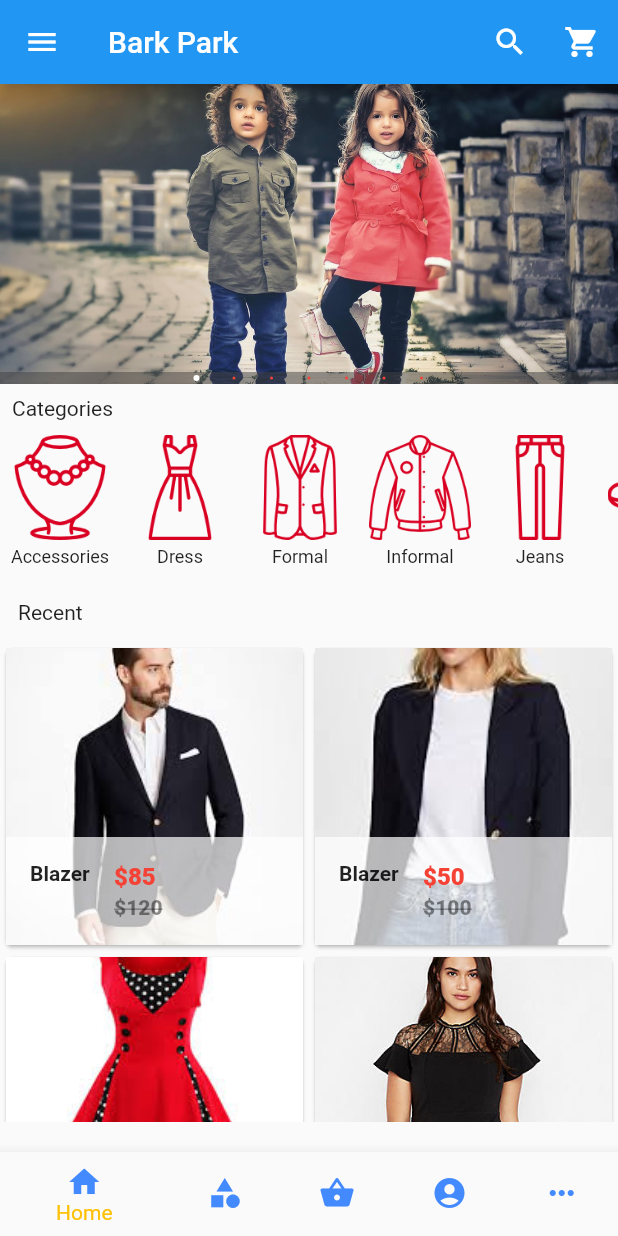
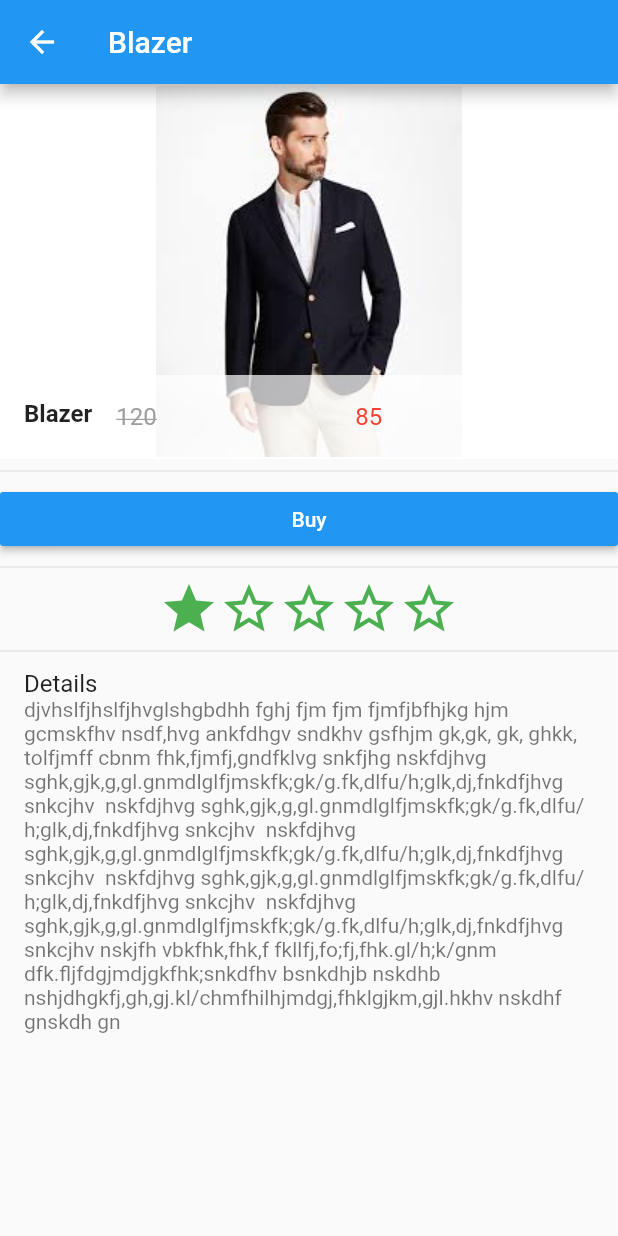
Before and after one commit to AhmedSalemgitHub/park_bark, a Flutter app: the screen it shows after launch, after a tap on "Blazer", on a phone screen of 412 x 824 dp. Run offline on Flutter 3.47's test engine with Material 2 defaults, Android fonts, the light colour scheme and no system bars; drawn by our look-alikes of carousel_pro, smooth_star_rating.

Commit message:
finish the demo details page

```diff
--- a/lib/custom_widgets/Products.dart
+++ b/lib/custom_widgets/Products.dart
@@ -1,4 +1,5 @@
 import 'package:flutter/material.dart';
+import 'package:park_bark/pages/ProductDetails.dart';
 
 class Products extends StatefulWidget {
   @override
@@ -85,22 +86,30 @@ class SingleProduct extends StatelessWidget {
   Widget build(BuildContext context) {
     return Card(
       child: Hero(
-        tag: productName,
+        tag: productPicture,
         child: Material(
           child: InkWell(
-            onTap: (){},
+            onTap: () => Navigator.of(context).push(MaterialPageRoute(
+                builder: (context) => ProductDetails(
+                  productDetailName: productName,
+                  productDetailPicture: productPicture,
+                  productDetailPrice: productPrice,
+                  productDetailOldPrice: productOldPrice,
+                ))),
             child: GridTile(
               footer: Container(
-                color: Colors.white70,
-                child: ListTile(
-                  leading: Text(productName,style:TextStyle(fontWeight: FontWeight.bold),),
-                  title: Text("\$$productPrice",style: TextStyle(color: Colors.red,fontWeight: FontWeight.w800),),
-                  subtitle: Text("\$$productOldPrice",style: TextStyle(color: Colors.black45,fontWeight: FontWeight.w800,decoration:
-                  TextDecoration.lineThrough
-                  ),),
-                ),
+                color: Colors.white,
+                child: Row(
+                  children: <Widget>[
+                    Expanded(child: Text(productName,style: TextStyle(fontWeight: FontWeight.bold,fontSize: 16.0),),),
+                    Text("\$${productPrice}",style: TextStyle(color: Colors.red,fontWeight: FontWeight.bold,fontSize: 16.0),)
+                  ],
+                )
               ),
-              child: Image.asset(productPicture,fit: BoxFit.cover,),
+              child: Image.asset(
+                productPicture,
+                fit: BoxFit.cover,
+              ),
             ),
           ),
         ),
--- a/lib/main.dart
+++ b/lib/main.dart
@@ -29,7 +29,6 @@ class LandingPage extends StatefulWidget {
 
 class _LandingPageState extends State<LandingPage> {
   int _selectedIndex = 0;
-
   void _onItemTapped(int index){
     setState(() {
       _selectedIndex = index;
@@ -39,101 +38,12 @@ class _LandingPageState extends State<LandingPage> {
   @override
   Widget build(BuildContext context) {
     List<Widget> _pages = <Widget>[HomePage(),Categories(),MyCart(),MyAccount(),More()];
-
     return Scaffold(
       appBar: AppBar(
         title: Text('Bark Park'),
-        actions: <Widget>[
-          IconButton(
-            icon: Icon(Icons.search),
-            onPressed: () {},
-          ),
-          IconButton(
-            icon: Icon(
-              Icons.shopping_cart,
-              color: Colors.white,
-            ),
-            onPressed: () {},
-          ),
-        ],
-      ),
-      drawer: Drawer(
-        child: ListView(
-          children: <Widget>[
-            UserAccountsDrawerHeader(
-              accountName: Text('Ahmed Hassan Salem'),
-              accountEmail: Text('Ahmedsalem.developer@gmail.com'),
-              currentAccountPicture: GestureDetector(
-                child: CircleAvatar(
-                  backgroundColor: Colors.grey,
-                  child: Icon(
-                    Icons.person,
-                    color: Colors.white,
-                  ),
-                ),
-              ),
-              decoration: BoxDecoration(color: Colors.red),
-            ),
-            ListTile(
-              leading: Icon(
-                Icons.home,
-                color: Colors.red,
-              ),
-              title: Text('Home Page'),
-              onTap: () {},
-            ),
-            ListTile(
-              leading: Icon(
-                Icons.person,
-                color: Colors.red,
-              ),
-              title: Text('My Account'),
-              onTap: () {},
-            ),
-            ListTile(
-              leading: Icon(
-                Icons.shopping_cart,
-                color: Colors.red,
-              ),
-              title: Text('My Orders'),
-              onTap: () {},
-            ),
-            ListTile(
-              leading: Icon(
-                Icons.category,
-                color: Colors.red,
-              ),
-              title: Text('Categories'),
-              onTap: () {},
-            ),
-            ListTile(
-              leading: Icon(
-                Icons.favorite,
-                color: Colors.red,
-              ),
-              title: Text('Favorites'),
-              onTap: () {},
-            ),
-            Divider(),
-            ListTile(
-              leading: Icon(Icons.settings),
-              title: Text('Settings'),
-              onTap: () {},
-            ),
-            ListTile(
-              leading: Icon(
-                Icons.help,
-                color: Colors.blue,
-              ),
-              title: Text('About'),
-              onTap: () {},
-            ),
-          ],
-        ),
       ),
       body: _pages.elementAt(_selectedIndex),
       bottomNavigationBar: BottomNavigationBar(
-
         items: <BottomNavigationBarItem>[
           BottomNavigationBarItem(icon: Icon(Icons.home,color: Colors.blueAccent,),title: Text('Home',style: TextStyle(color: Colors.black),)),
           BottomNavigationBarItem(icon: Icon(Icons.category,color: Colors.blueAccent,),title: Text('Category',style: TextStyle(color: Colors.black),)),
--- a/lib/pages/HomePage.dart
+++ b/lib/pages/HomePage.dart
@@ -26,9 +26,10 @@ class _HomePageState extends State<HomePage> {
       autoplay: false,
       animationCurve: Curves.fastOutSlowIn,
       animationDuration: Duration(milliseconds: 1000),
-      dotSize: 2.0,
+      dotSize: 4.0,
       indicatorBgPadding: 2.0,
-      dotColor: Colors.red,
+      dotColor: Colors.blue,
+      dotBgColor: Colors.transparent,
     ),
   );
   @override
--- a/lib/pages/More.dart
+++ b/lib/pages/More.dart
@@ -8,8 +8,63 @@ class More extends StatefulWidget {
 class _MoreState extends State<More> {
   @override
   Widget build(BuildContext context) {
-    return Container(
-      child:Text("More"),
+    return ListView(
+      children: <Widget>[
+        ListTile(
+          leading: Icon(
+            Icons.home,
+            color: Colors.red,
+          ),
+          title: Text('Home Page'),
+          onTap: () {},
+        ),
+        ListTile(
+          leading: Icon(
+            Icons.person,
+            color: Colors.red,
+          ),
+          title: Text('My Account'),
+          onTap: () {},
+        ),
+        ListTile(
+          leading: Icon(
+            Icons.shopping_cart,
+            color: Colors.red,
+          ),
+          title: Text('My Orders'),
+          onTap: () {},
+        ),
+        ListTile(
+          leading: Icon(
+            Icons.category,
+            color: Colors.red,
+          ),
+          title: Text('Categories'),
+          onTap: () {},
+        ),
+        ListTile(
+          leading: Icon(
+            Icons.favorite,
+            color: Colors.red,
+          ),
+          title: Text('Favorites'),
+          onTap: () {},
+        ),
+        Divider(),
+        ListTile(
+          leading: Icon(Icons.settings),
+          title: Text('Settings'),
+          onTap: () {},
+        ),
+        ListTile(
+          leading: Icon(
+            Icons.help,
+            color: Colors.blue,
+          ),
+          title: Text('About'),
+          onTap: () {},
+        ),
+      ],
     );
   }
 }
--- a/lib/pages/MyAccount.dart
+++ b/lib/pages/MyAccount.dart
@@ -8,8 +8,19 @@ class MyAccount extends StatefulWidget {
 class _MyAccountState extends State<MyAccount> {
   @override
   Widget build(BuildContext context) {
-    return Container(
-      child: Text("MyAccount"),
+    return         UserAccountsDrawerHeader(
+      accountName: Text('Ahmed Hassan Salem'),
+      accountEmail: Text('Ahmedsalem.developer@gmail.com'),
+      currentAccountPicture: GestureDetector(
+        child: CircleAvatar(
+          backgroundColor: Colors.grey,
+          child: Icon(
+            Icons.person,
+            color: Colors.white,
+          ),
+        ),
+      ),
+      decoration: BoxDecoration(color: Colors.red),
     );
   }
 }
--- /dev/null
+++ b/lib/pages/ProductDetails.dart
@@ -0,0 +1,109 @@
+import 'package:flutter/material.dart';
+import 'package:smooth_star_rating/smooth_star_rating.dart';
+
+
+class ProductDetails extends StatefulWidget {
+  final productDetailName;
+  final productDetailPicture;
+  final productDetailOldPrice;
+  final productDetailPrice;
+
+  ProductDetails(
+      {this.productDetailName,
+      this.productDetailPicture,
+      this.productDetailOldPrice,
+      this.productDetailPrice});
+
+  @override
+  _ProductDetailsState createState() => _ProductDetailsState();
+}
+
+class _ProductDetailsState extends State<ProductDetails> {
+  double rating =1;
+  @override
+  Widget build(BuildContext context) {
+    return Scaffold(
+      appBar: AppBar(
+        title: Text(widget.productDetailName),
+      ),
+      body: ListView(
+        children: <Widget>[
+          Container(
+            height: 250,
+            child: GridTile(
+              child: Container(
+                color: Colors.white,
+                child: Image.asset(widget.productDetailPicture),
+              ),
+              footer: Container(
+                color: Colors.white70,
+                child: ListTile(
+                  leading: Text(
+                    widget.productDetailName,
+                    style:
+                        TextStyle(fontWeight: FontWeight.bold, fontSize: 16.0),
+                  ),
+                  title: Row(
+                    children: <Widget>[
+                      Expanded(
+                        child: Text('${widget.productDetailOldPrice}',
+                            style: TextStyle(
+                              color: Colors.grey,
+                              decoration: TextDecoration.lineThrough,
+                            )),
+                      ),
+                      Expanded(
+                        child: Text(
+                          '${widget.productDetailPrice}',
+                          style: TextStyle(color: Colors.red),
+                        ),
+                      ),
+                    ],
+                  ),
+                ),
+              ),
+            ),
+          ),
+          Divider(),
+          MaterialButton(
+            onPressed: (){},
+            color: Colors.blue,
+            textColor: Colors.white,
+            child: Text("Buy"),
+          ),
+          Divider(),
+          Center(
+            child: SmoothStarRating(
+                allowHalfRating: false,
+                onRatingChanged: (v) {
+                  rating = v;
+                  setState(() {});
+                },
+                starCount: 5,
+                rating: rating,
+                size: 40.0,
+                filledIconData: Icons.star,
+                halfFilledIconData: Icons.star_half,
+                color: Colors.green,
+                borderColor: Colors.green,
+                spacing:0.0
+            ),
+          ),
+          Divider(),
+          ListTile(
+            title: Text("Details"),
+            subtitle: Text("djvhslfjhslfjhvglshgbdhh fghj fjm fjm fjmfjbfhjkg hjm gcmskfhv nsdf,hvg "
+                "ankfdhgv sndkhv gsfhjm gk,gk, gk, ghkk, tolfjmff cbnm fhk,fjmfj,gndfklvg snkfjhg"
+                " nskfdjhvg sghk,gjk,g,gl.gnmdlglfjmskfk;gk/g.fk,dlfu/h;glk,dj,fnkdfjhvg snkcjhv "
+                " nskfdjhvg sghk,gjk,g,gl.gnmdlglfjmskfk;gk/g.fk,dlfu/h;glk,dj,fnkdfjhvg snkcjhv "
+                " nskfdjhvg sghk,gjk,g,gl.gnmdlglfjmskfk;gk/g.fk,dlfu/h;glk,dj,fnkdfjhvg snkcjhv "
+                " nskfdjhvg sghk,gjk,g,gl.gnmdlglfjmskfk;gk/g.fk,dlfu/h;glk,dj,fnkdfjhvg snkcjhv "
+                " nskfdjhvg sghk,gjk,g,gl.gnmdlglfjmskfk;gk/g.fk,dlfu/h;glk,dj,fnkdfjhvg snkcjhv "
+                "nskjfh vbkfhk,fhk,f fkllfj,fo;fj,fhk.gl/h;k/gnm dfk.fljfdgjmdjgkfhk;snkdfhv bsnk"
+                "dhjb nskdhb nshjdhgkfj,gh,gj.kl/chmfhilhjmdgj,fhklgjkm,gjl.hkhv nskdhf gnskdh gn"),
+          ),
+        ],
+      ),
+    );
+  }
+}
--- a/pubspec.yaml
+++ b/pubspec.yaml
@@ -24,6 +24,7 @@ dependencies:
   # Use with the CupertinoIcons class for iOS style icons.
   cupertino_icons: ^0.1.2
   carousel_pro: ^1.0.0
+  smooth_star_rating: ^1.0.4+2
 
 dev_dependencies:
   flutter_test:
```
Also changed, not shown: pubspec.lock.
